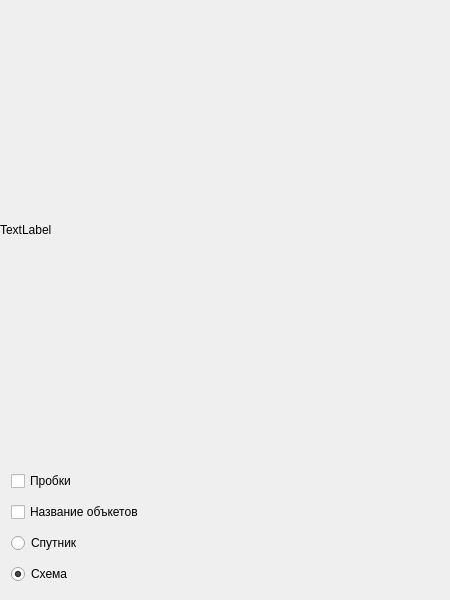
This is window.ui in adariax/mapsAPI as Qt 5 draws it before an edit. The edited form follows.
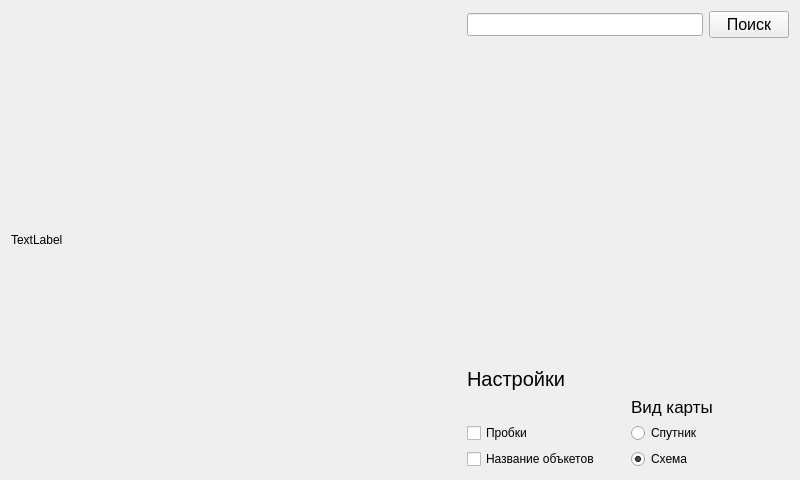
This is the edited form.

Commit message: Update interface, add toponym search

The edit to the form file:
```diff
--- a/window.ui
+++ b/window.ui
@@ -6,42 +6,27 @@
    <rect>
     <x>0</x>
     <y>0</y>
-    <width>450</width>
-    <height>600</height>
+    <width>800</width>
+    <height>480</height>
    </rect>
   </property>
   <property name="minimumSize">
    <size>
-    <width>450</width>
-    <height>600</height>
+    <width>800</width>
+    <height>480</height>
    </size>
   </property>
   <property name="maximumSize">
    <size>
-    <width>450</width>
-    <height>600</height>
+    <width>800</width>
+    <height>480</height>
    </size>
   </property>
   <property name="windowTitle">
    <string>OurPerfectMap</string>
   </property>
-  <layout class="QGridLayout" name="gridLayout">
-   <property name="leftMargin">
-    <number>0</number>
-   </property>
-   <property name="topMargin">
-    <number>0</number>
-   </property>
-   <property name="rightMargin">
-    <number>0</number>
-   </property>
-   <property name="bottomMargin">
-    <number>0</number>
-   </property>
-   <property name="spacing">
-    <number>0</number>
-   </property>
-   <item row="0" column="0">
+  <layout class="QGridLayout" name="gridLayout_2">
+   <item row="0" column="0" rowspan="3">
     <widget class="QLabel" name="map_container">
      <property name="minimumSize">
       <size>
@@ -60,34 +45,61 @@
      </property>
     </widget>
    </item>
-   <item row="1" column="0">
-    <layout class="QVBoxLayout" name="verticalLayout">
-     <property name="spacing">
-      <number>11</number>
+   <item row="0" column="1">
+    <widget class="QLineEdit" name="le_search">
+     <property name="font">
+      <font>
+       <pointsize>10</pointsize>
+      </font>
      </property>
-     <property name="leftMargin">
-      <number>11</number>
+     <property name="focusPolicy">
+      <enum>Qt::ClickFocus</enum>
      </property>
-     <property name="topMargin">
-      <number>11</number>
+    </widget>
+   </item>
+   <item row="0" column="2">
+    <widget class="QPushButton" name="bt_search">
+     <property name="font">
+      <font>
+       <pointsize>12</pointsize>
+      </font>
      </property>
-     <property name="rightMargin">
-      <number>11</number>
+     <property name="text">
+      <string>Поиск</string>
      </property>
-     <property name="bottomMargin">
-      <number>11</number>
+     <property name="shortcut">
+      <string>Return</string>
      </property>
-     <item>
-      <widget class="QCheckBox" name="cb_trf">
+    </widget>
+   </item>
+   <item row="2" column="1" colspan="2">
+    <layout class="QGridLayout" name="gridLayout">
+     <item row="1" column="1">
+      <widget class="QLabel" name="label_2">
+       <property name="font">
+        <font>
+         <pointsize>13</pointsize>
+        </font>
+       </property>
+       <property name="text">
+        <string>Вид карты</string>
+       </property>
+      </widget>
+     </item>
+     <item row="3" column="1">
+      <widget class="QRadioButton" name="rb_map">
        <property name="accessibleName">
         <string>trf</string>
        </property>
        <property name="text">
-        <string>Пробки</string>
+        <string>Схема</string>
+       </property>
+       <property name="checked">
+        <bool>true</bool>
        </property>
       </widget>
      </item>
-     <item>
+     <item row="3" column="0">
       <widget class="QCheckBox" name="cb_skl">
        <property name="accessibleName">
         <string>skl</string>
@@ -97,7 +109,17 @@
        </property>
       </widget>
      </item>
-     <item>
+     <item row="2" column="0">
+      <widget class="QCheckBox" name="cb_trf">
+       <property name="accessibleName">
+        <string>trf</string>
+       </property>
+       <property name="text">
+        <string>Пробки</string>
+       </property>
+      </widget>
+     </item>
+     <item row="2" column="1">
       <widget class="QRadioButton" name="rb_sat">
        <property name="accessibleName">
         <string>sat</string>
@@ -107,21 +129,33 @@
        </property>
       </widget>
      </item>
-     <item>
-      <widget class="QRadioButton" name="rb_map">
-       <property name="accessibleName">
-        <string>map</string>
+     <item row="0" column="0" colspan="2">
+      <widget class="QLabel" name="label">
+       <property name="font">
+        <font>
+         <pointsize>15</pointsize>
+        </font>
        </property>
        <property name="text">
-        <string>Схема</string>
-       </property>
-       <property name="checked">
-        <bool>true</bool>
+        <string>Настройки</string>
        </property>
       </widget>
      </item>
     </layout>
    </item>
+   <item row="1" column="1">
+    <spacer name="verticalSpacer">
+     <property name="orientation">
+      <enum>Qt::Vertical</enum>
+     </property>
+     <property name="sizeHint" stdset="0">
+      <size>
+       <width>20</width>
+       <height>40</height>
+      </size>
+     </property>
+    </spacer>
+   </item>
   </layout>
  </widget>
  <resources/>
```
Left out of the diff: 5 changed lines with no effect on the pictures. The commit also changes 2 other files.
